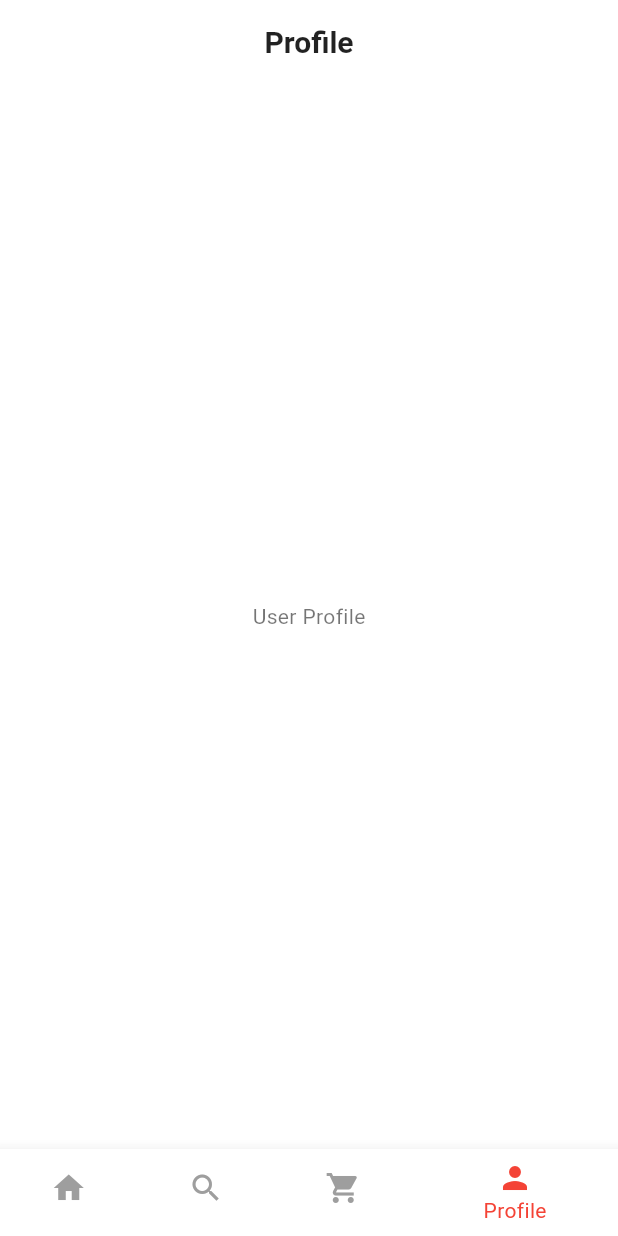
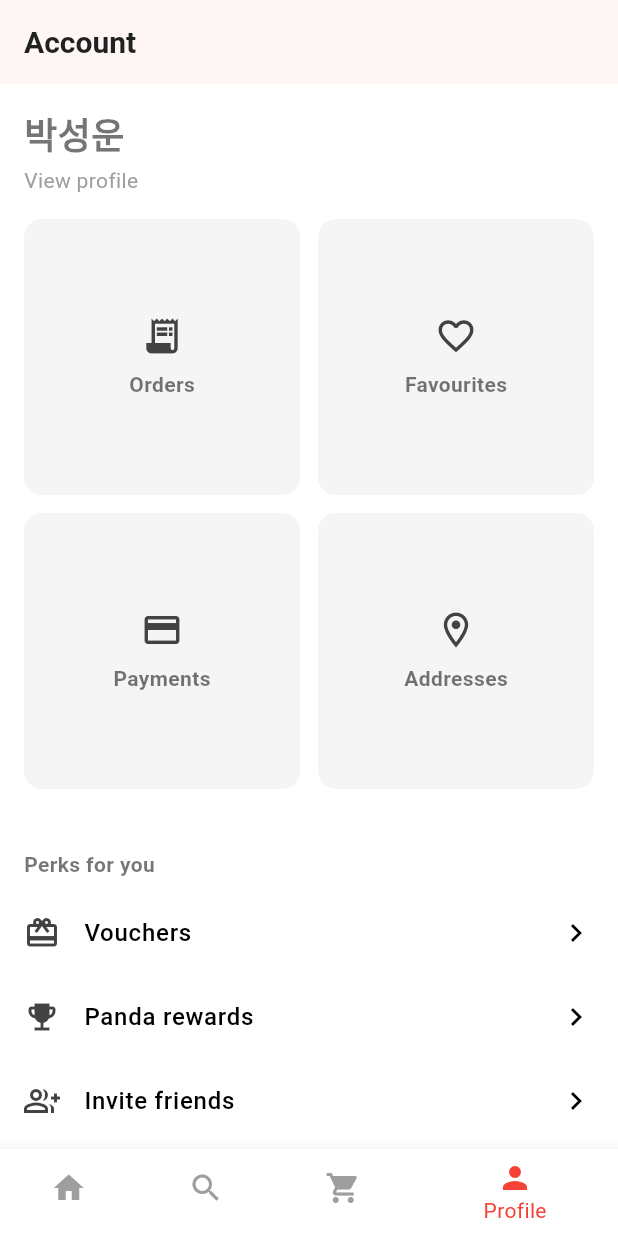
Before and after one commit to htetaungkyawmx/pizza_app, a Flutter app: the screen it shows after launch, item 4 of the bottom bar chosen, on a phone screen of 412 x 824 dp. Run offline on Flutter 3.47's test engine with Material 3 defaults, Android fonts, the phone set to English and light mode, and no system bars; our stand-ins replace geolocator.

Commit message:
update profile

```diff
--- a/lib/screens/profile_screen.dart
+++ b/lib/screens/profile_screen.dart
@@ -1,11 +1,121 @@
 import 'package:flutter/material.dart';
 
 class ProfileScreen extends StatelessWidget {
+  const ProfileScreen({super.key});
+
   @override
   Widget build(BuildContext context) {
     return Scaffold(
-      appBar: AppBar(title: const Text('Profile')),
-      body: const Center(child: Text('User Profile')),
+      appBar: AppBar(
+        title: const Text('Account', style: TextStyle(fontWeight: FontWeight.bold)),
+        centerTitle: false,
+        backgroundColor: Colors.white,
+        elevation: 1,
+        iconTheme: const IconThemeData(color: Colors.black),
+      ),
+      body: ListView(
+        padding: const EdgeInsets.all(16),
+        children: [
+          // Profile Info
+          Column(
+            crossAxisAlignment: CrossAxisAlignment.start,
+            children: [
+              const Text('박성운', style: TextStyle(fontSize: 24, fontWeight: FontWeight.bold)),
+              const SizedBox(height: 4),
+              GestureDetector(
+                onTap: () {}, // Add view profile navigation
+                child: const Text('View profile', style: TextStyle(color: Colors.grey)),
+              ),
+              const SizedBox(height: 16),
+              // Orders, Favourites, Payments, Addresses
+              GridView.count(
+                crossAxisCount: 2,
+                shrinkWrap: true,
+                crossAxisSpacing: 12,
+                mainAxisSpacing: 12,
+                physics: const NeverScrollableScrollPhysics(),
+                children: const [
+                  _ProfileTile(icon: Icons.receipt_long, label: 'Orders'),
+                  _ProfileTile(icon: Icons.favorite_border, label: 'Favourites'),
+                  _ProfileTile(icon: Icons.payment, label: 'Payments'),
+                  _ProfileTile(icon: Icons.location_on_outlined, label: 'Addresses'),
+                ],
+              ),
+            ],
+          ),
+          const SizedBox(height: 32),
+          const _SectionTitle(title: 'Perks for you'),
+          const _ListTileRow(icon: Icons.card_giftcard, label: 'Vouchers'),
+          const _ListTileRow(icon: Icons.emoji_events, label: 'Panda rewards'),
+          const _ListTileRow(icon: Icons.group_add_outlined, label: 'Invite friends'),
+          const SizedBox(height: 24),
+          const _SectionTitle(title: 'General'),
+          const _ListTileRow(icon: Icons.help_outline, label: 'Help center'),
+          const _ListTileRow(icon: Icons.policy_outlined, label: 'Terms & policies'),
+        ],
+      ),
     );
   }
 }
+
+class _ProfileTile extends StatelessWidget {
+  final IconData icon;
+  final String label;
+
+  const _ProfileTile({required this.icon, required this.label});
+
+  @override
+  Widget build(BuildContext context) {
+    return Material(
+      color: Colors.grey.shade100,
+      borderRadius: BorderRadius.circular(12),
+      child: InkWell(
+        onTap: () {},
+        borderRadius: BorderRadius.circular(12),
+        child: Padding(
+          padding: const EdgeInsets.symmetric(vertical: 20),
+          child: Column(
+            mainAxisAlignment: MainAxisAlignment.center,
+            children: [
+              Icon(icon, size: 28, color: Colors.grey.shade800),
+              const SizedBox(height: 8),
+              Text(label, style: const TextStyle(fontWeight: FontWeight.w600)),
+            ],
+          ),
+        ),
+      ),
+    );
+  }
+}
+
+class _ListTileRow extends StatelessWidget {
+  final IconData icon;
+  final String label;
+
+  const _ListTileRow({required this.icon, required this.label});
+
+  @override
+  Widget build(BuildContext context) {
+    return ListTile(
+      contentPadding: EdgeInsets.zero,
+      leading: Icon(icon, color: Colors.grey.shade800),
+      title: Text(label, style: const TextStyle(fontWeight: FontWeight.w500)),
+      trailing: const Icon(Icons.chevron_right),
+      onTap: () {},
+    );
+  }
+}
+
+class _SectionTitle extends StatelessWidget {
+  final String title;
+
+  const _SectionTitle({required this.title});
+
+  @override
+  Widget build(BuildContext context) {
+    return Padding(
+      padding: const EdgeInsets.symmetric(vertical: 8),
+      child: Text(title, style: const TextStyle(fontWeight: FontWeight.bold)),
+    );
+  }
+}
```
